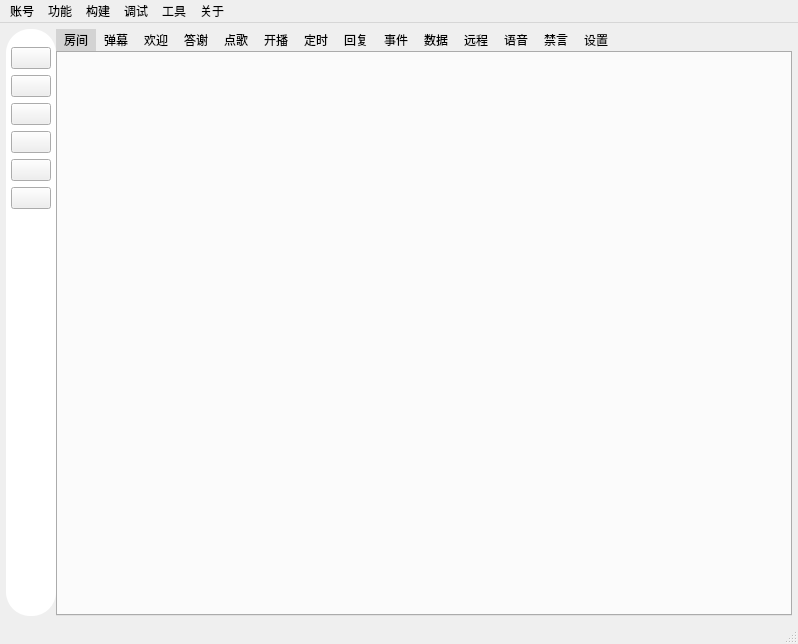
The window that mainwindow/mainwindow.ui (iwxyi/Bilibili-MagicalDanmaku) describes before a commit, drawn with Qt 5.
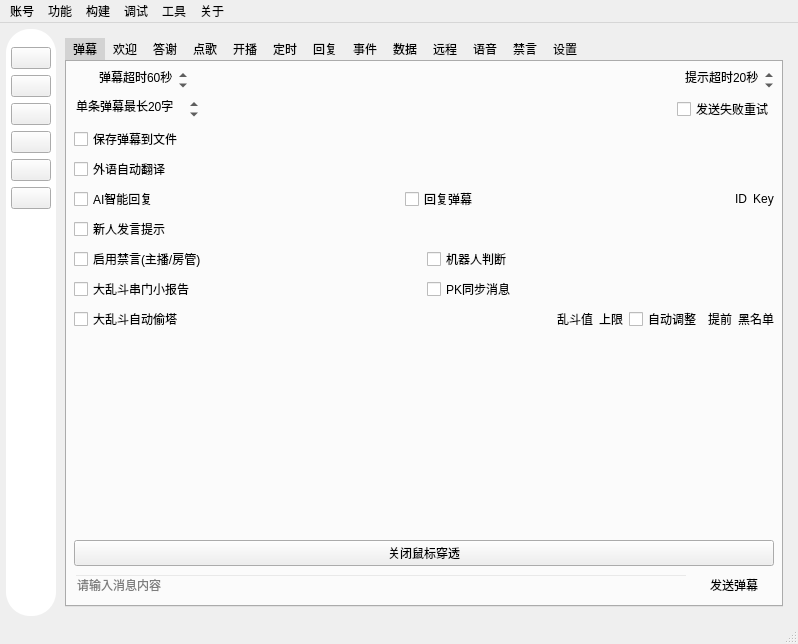
The same window after the commit. The open tabs and pages were chosen to show the change. Icons and pictures are not drawn. Custom widgets are drawn as their Qt base class.

Commit message: 回复当前页面索引

```diff
--- a/mainwindow/mainwindow.ui
+++ b/mainwindow/mainwindow.ui
@@ -961,22 +961,8 @@
       <widget class="QWidget" name="danmakuPage"/>
       <widget class="QWidget" name="thankPage"/>
       <widget class="QWidget" name="musicPage"/>
-      <widget class="QWidget" name="extensionPage"/>
-      <widget class="QWidget" name="preferencePage"/>
-      <widget class="QWidget" name="tempPage">
-       <layout class="QVBoxLayout" name="verticalLayout_16">
-        <property name="leftMargin">
-         <number>0</number>
-        </property>
-        <property name="topMargin">
-         <number>0</number>
-        </property>
-        <property name="rightMargin">
-         <number>0</number>
-        </property>
-        <property name="bottomMargin">
-         <number>0</number>
-        </property>
+      <widget class="QWidget" name="extensionPage">
+       <layout class="QVBoxLayout" name="verticalLayout_2">
         <item>
          <widget class="MyTabWidget" name="tabWidget">
           <property name="styleSheet">
@@ -1014,59 +1000,6 @@
           <property name="currentIndex">
            <number>0</number>
           </property>
-          <widget class="QWidget" name="tab">
-           <attribute name="title">
-            <string>房间</string>
-           </attribute>
-           <layout class="QVBoxLayout" name="verticalLayout_2">
-            <property name="bottomMargin">
-             <number>0</number>
-            </property>
-            <item>
-             <layout class="QHBoxLayout" name="horizontalLayout"/>
-            </item>
-            <item>
-             <layout class="QHBoxLayout" name="horizontalLayout_12">
-              <property name="topMargin">
-               <number>0</number>
-              </property>
-             </layout>
-            </item>
-            <item>
-             <layout class="QHBoxLayout" name="horizontalLayout_27">
-              <property name="topMargin">
-               <number>0</number>
-              </property>
-              <item>
-               <spacer name="horizontalSpacer_9">
-                <property name="orientation">
-                 <enum>Qt::Horizontal</enum>
-                </property>
-                <property name="sizeHint" stdset="0">
-                 <size>
-                  <width>40</width>
-                  <height>20</height>
-                 </size>
-                </property>
-               </spacer>
-              </item>
-             </layout>
-            </item>
-            <item>
-             <spacer name="verticalSpacer">
-              <property name="orientation">
-               <enum>Qt::Vertical</enum>
-              </property>
-              <property name="sizeHint" stdset="0">
-               <size>
-                <width>20</width>
-                <height>0</height>
-               </size>
-              </property>
-             </spacer>
-            </item>
-           </layout>
-          </widget>
           <widget class="QWidget" name="tab_2">
            <attribute name="title">
             <string>弹幕</string>
```
Left out of the diff: 3 changed lines with no effect on the pictures. The commit also changes 2 other files.
